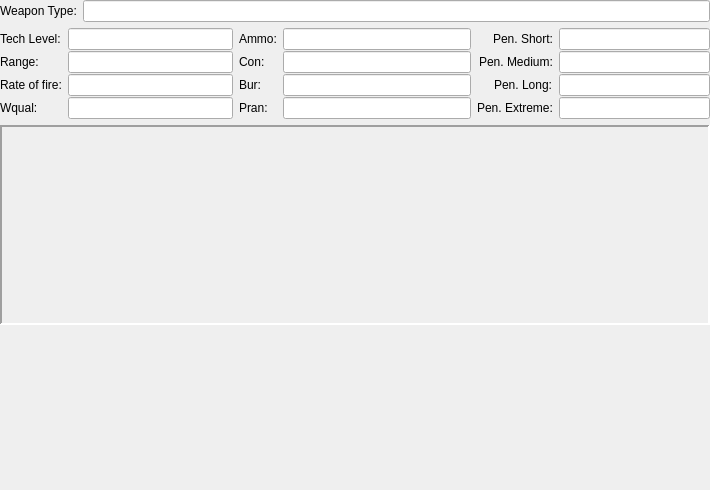
Qt form Qt5/Weapon/weaponform.ui (GDW-RPG-Scripts/gdw-rpg-vehicles) before a commit.
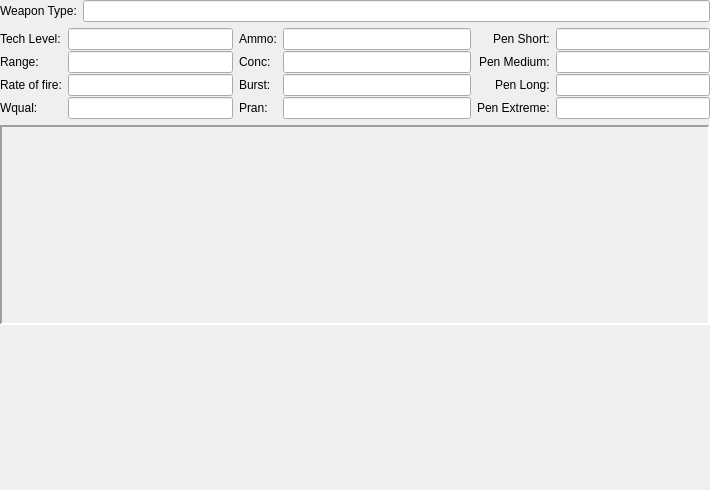
The same form after that commit.

```diff
--- a/Qt5/Weapon/weaponform.ui
+++ b/Qt5/Weapon/weaponform.ui
@@ -170,7 +170,7 @@
          <item row="1" column="0">
           <widget class="QLabel" name="conLabel">
            <property name="text">
-            <string>Con:</string>
+            <string>Conc:</string>
            </property>
            <property name="buddy">
             <cstring>conLineEdit</cstring>
@@ -193,7 +193,7 @@
          <item row="2" column="0">
           <widget class="QLabel" name="burLabel">
            <property name="text">
-            <string>Bur:</string>
+            <string>Burst:</string>
            </property>
            <property name="buddy">
             <cstring>burLineEdit</cstring>
@@ -249,7 +249,7 @@
          <item row="0" column="0">
           <widget class="QLabel" name="psLabel">
            <property name="text">
-            <string>Pen. Short:</string>
+            <string>Pen Short:</string>
            </property>
            <property name="buddy">
             <cstring>psLineEdit</cstring>
@@ -272,7 +272,7 @@
          <item row="1" column="0">
           <widget class="QLabel" name="pmLabel">
            <property name="text">
-            <string>Pen. Medium:</string>
+            <string>Pen Medium:</string>
            </property>
            <property name="buddy">
             <cstring>pmLineEdit</cstring>
@@ -295,7 +295,7 @@
          <item row="2" column="0">
           <widget class="QLabel" name="plLabel">
            <property name="text">
-            <string>Pen. Long:</string>
+            <string>Pen Long:</string>
            </property>
            <property name="buddy">
             <cstring>plLineEdit</cstring>
@@ -318,7 +318,7 @@
          <item row="3" column="0">
           <widget class="QLabel" name="pxLabel">
            <property name="text">
-            <string>Pen. Extreme:</string>
+            <string>Pen Extreme:</string>
            </property>
            <property name="buddy">
             <cstring>pxLineEdit</cstring>
```
